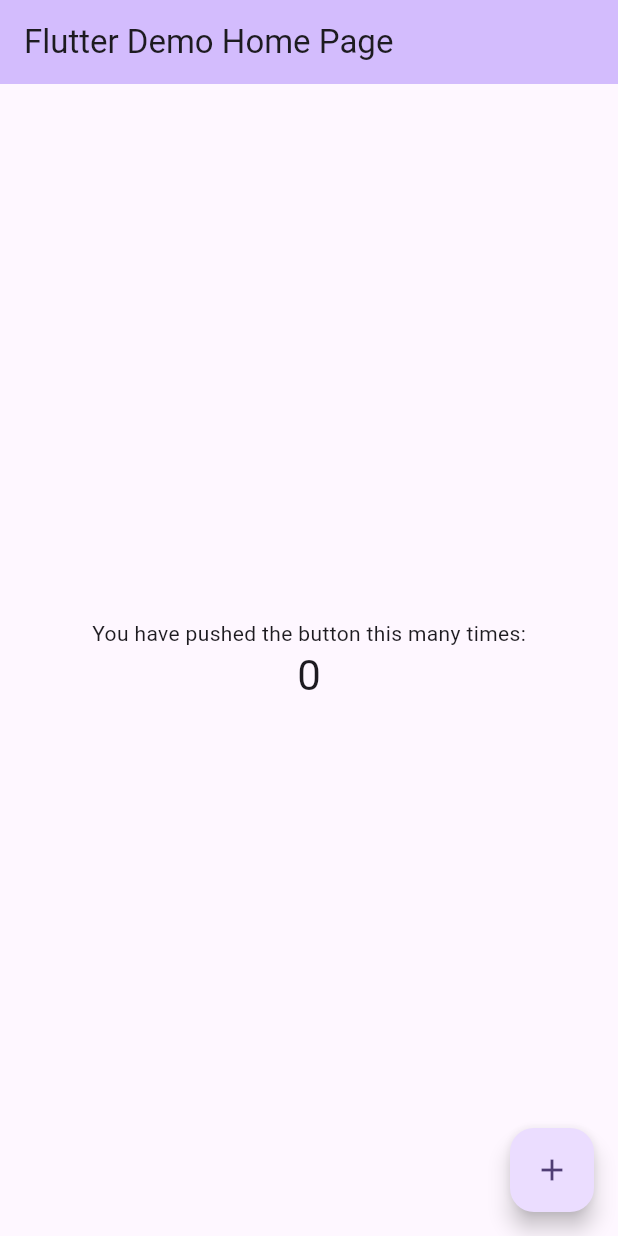
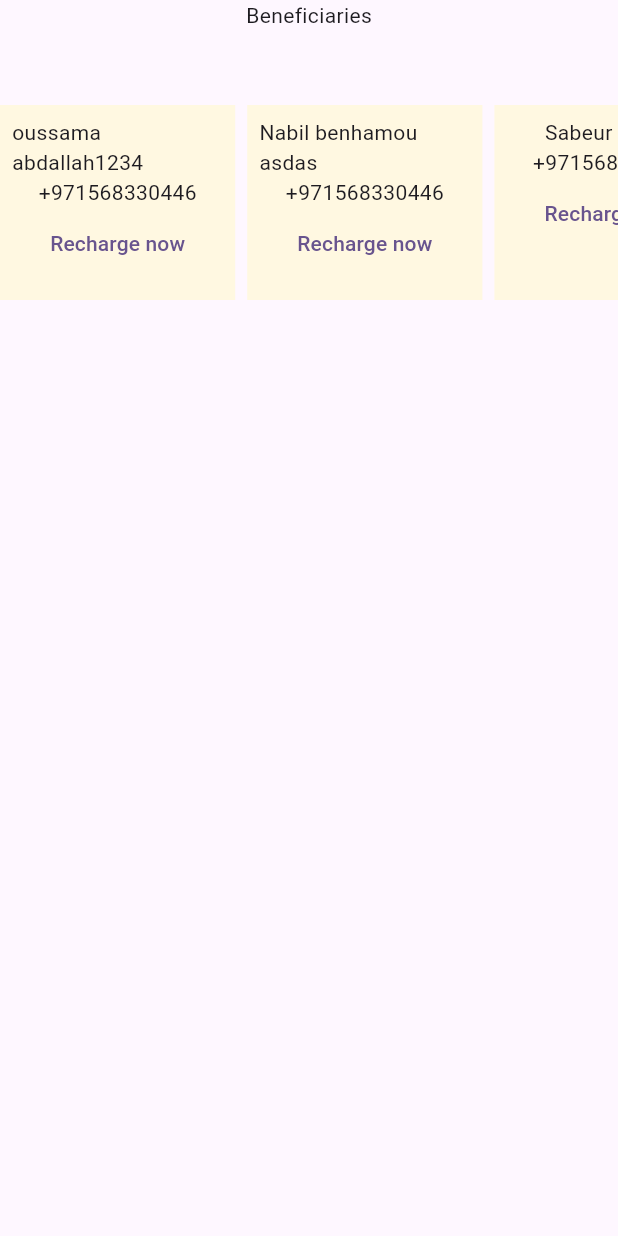
Before and after one commit to oussaki-dev/e5d-assesment, a Flutter app: the screen it shows after launch, on a phone screen of 412 x 824 dp. Run offline on Flutter 3.47's test engine with Material 3 defaults, Android fonts, the phone set to English and light mode, and no system bars; our stand-ins replace freezed_annotation, logger.

Commit message:
Added few libraries - add horizontal list to show beneficiaries

```diff
--- /dev/null
+++ b/lib/app/beneficiary/domain/model/beneficiary_model.dart
@@ -0,0 +1,18 @@
+import 'package:flutter/foundation.dart';
+import 'package:freezed_annotation/freezed_annotation.dart';
+
+part 'beneficiary_model.freezed.dart';
+part 'beneficiary_model.g.dart';
+
+@freezed
+class Beneficiary with _$Beneficiary {
+
+  const factory Beneficiary({
+    @JsonKey(name: 'id') required String id,
+    @JsonKey(name: 'nickname') required String nickname,
+    @JsonKey(name: 'phone_number') required String phoneNumber,
+  }) = _Beneficiary;
+
+  factory Beneficiary.fromJson(Map<String, Object?> json) =>
+      _$BeneficiaryFromJson(json);
+}
--- /dev/null
+++ b/lib/app/beneficiary/presentation/view/beneficiary_list.dart
@@ -0,0 +1,50 @@
+import 'package:e5d_assesment/app/beneficiary/domain/model/beneficiary_model.dart';
+import 'package:e5d_assesment/app/beneficiary/presentation/view/beneficiary_list_item.dart';
+import 'package:e5d_assesment/main.dart';
+import 'package:flutter/material.dart';
+
+class BeneficiaryListWidget extends StatelessWidget {
+  const BeneficiaryListWidget({
+    super.key,
+    required List<Beneficiary> beneficiaries,
+  }) : _beneficiaries = beneficiaries;
+
+  final List<Beneficiary> _beneficiaries;
+  final double spacingBetweenItems = 8.0;
+
+  @override
+  Widget build(BuildContext context) {
+    return LayoutBuilder(builder: (builder, constraint) {
+      ///
+      /// we can consider that there is always a 20% reserved for the last item visible
+      /// so the rest of the first visible elements  will try to render in the 80% dynamically
+      /// we can use LayoutBuilder as it helps providing the constraint even if the screen configuration
+      /// changes on runtime.
+      ///
+      final calculatedWidth =
+          ((constraint.maxWidth * 0.8) / 2) - spacingBetweenItems;
+      loggerNoStack.d("CalculatedWidth $calculatedWidth ");
+      return Container(
+          height: 130,
+          child: ListView.separated(
+            separatorBuilder: (context, index) {
+              return SizedBox(
+                width: spacingBetweenItems,
+              );
+            },
+            scrollDirection: Axis.horizontal,
+            itemCount: _beneficiaries.length,
+            itemBuilder: (context, index) {
+              return SizedBox(
+                width: calculatedWidth,
+                child: BeneficiaryListItemWidget(
+                    beneficiary: _beneficiaries[index],
+                    onPressed: () {
+                      print(_beneficiaries[index]);
+                    }),
+              );
+            },
+          ));
+    });
+  }
+}
--- /dev/null
+++ b/lib/app/beneficiary/presentation/view/beneficiary_list_item.dart
@@ -0,0 +1,37 @@
+import 'package:e5d_assesment/app/beneficiary/domain/model/beneficiary_model.dart';
+import 'package:flutter/material.dart';
+
+class BeneficiaryListItemWidget extends StatelessWidget {
+  const BeneficiaryListItemWidget({
+    super.key,
+    required Beneficiary beneficiary,
+    required VoidCallback? onPressed,
+  })  : _beneficiary = beneficiary,
+        _onPressed = onPressed;
+
+  final Beneficiary _beneficiary;
+  final VoidCallback? _onPressed;
+  @override
+  Widget build(BuildContext context) {
+    return Container(
+      color: Colors.amber[50],
+      key: ObjectKey("beneficiary${_beneficiary.id}"),
+      child: Padding(
+        padding: const EdgeInsets.all(8.0),
+        child: Column(
+          children: [
+            Text(
+              _beneficiary.nickname,
+              maxLines: 2,
+            ),
+            Text(_beneficiary.phoneNumber),
+            TextButton(
+              onPressed: _onPressed,
+              child: Text("Recharge now"),
+            )
+          ],
+        ),
+      ),
+    );
+  }
+}
--- a/lib/main.dart
+++ b/lib/main.dart
@@ -1,125 +1,74 @@
+import 'package:e5d_assesment/app/beneficiary/domain/model/beneficiary_model.dart';
+import 'package:e5d_assesment/app/beneficiary/presentation/view/beneficiary_list.dart';
+import 'package:e5d_assesment/app/beneficiary/presentation/view/beneficiary_list_item.dart';
 import 'package:flutter/material.dart';
+import 'package:logger/logger.dart';
+
+var logger = Logger(
+  printer: PrettyPrinter(),
+);
+
+ var  loggerNoStack = Logger(
+  printer: PrettyPrinter(methodCount: 0),
+);
+
 
 void main() {
-  runApp(const MyApp());
+  runApp(const E5DApp());
 }
 
-class MyApp extends StatelessWidget {
-  const MyApp({super.key});
+class E5DApp extends StatelessWidget {
+  const E5DApp({super.key});
 
   // This widget is the root of your application.
   @override
   Widget build(BuildContext context) {
     return MaterialApp(
-      title: 'Flutter Demo',
+      title: 'E5D',
       theme: ThemeData(
-        // This is the theme of your application.
-        //
-        // TRY THIS: Try running your application with "flutter run". You'll see
-        // the application has a purple toolbar. Then, without quitting the app,
-        // try changing the seedColor in the colorScheme below to Colors.green
-        // and then invoke "hot reload" (save your changes or press the "hot
-        // reload" button in a Flutter-supported IDE, or press "r" if you used
-        // the command line to start the app).
-        //
-        // Notice that the counter didn't reset back to zero; the application
-        // state is not lost during the reload. To reset the state, use hot
-        // restart instead.
-        //
-        // This works for code too, not just values: Most code changes can be
-        // tested with just a hot reload.
         colorScheme: ColorScheme.fromSeed(seedColor: Colors.deepPurple),
         useMaterial3: true,
       ),
-      home: const MyHomePage(title: 'Flutter Demo Home Page'),
-    );
-  }
-}
-
-class MyHomePage extends StatefulWidget {
-  const MyHomePage({super.key, required this.title});
-
-  // This widget is the home page of your application. It is stateful, meaning
-  // that it has a State object (defined below) that contains fields that affect
-  // how it looks.
-
-  // This class is the configuration for the state. It holds the values (in this
-  // case the title) provided by the parent (in this case the App widget) and
-  // used by the build method of the State. Fields in a Widget subclass are
-  // always marked "final".
-
-  final String title;
-
-  @override
-  State<MyHomePage> createState() => _MyHomePageState();
-}
-
-class _MyHomePageState extends State<MyHomePage> {
-  int _counter = 0;
-
-  void _incrementCounter() {
-    setState(() {
-      // This call to setState tells the Flutter framework that something has
-      // changed in this State, which causes it to rerun the build method below
-      // so that the display can reflect the updated values. If we changed
-      // _counter without calling setState(), then the build method would not be
-      // called again, and so nothing would appear to happen.
-      _counter++;
-    });
-  }
-
-  @override
-  Widget build(BuildContext context) {
-    // This method is rerun every time setState is called, for instance as done
-    // by the _incrementCounter method above.
-    //
-    // The Flutter framework has been optimized to make rerunning build methods
-    // fast, so that you can just rebuild anything that needs updating rather
-    // than having to individually change instances of widgets.
-    return Scaffold(
-      appBar: AppBar(
-        // TRY THIS: Try changing the color here to a specific color (to
-        // Colors.amber, perhaps?) and trigger a hot reload to see the AppBar
-        // change color while the other colors stay the same.
-        backgroundColor: Theme.of(context).colorScheme.inversePrimary,
-        // Here we take the value from the MyHomePage object that was created by
-        // the App.build method, and use it to set our appbar title.
-        title: Text(widget.title),
-      ),
-      body: Center(
-        // Center is a layout widget. It takes a single child and positions it
-        // in the middle of the parent.
-        child: Column(
-          // Column is also a layout widget. It takes a list of children and
-          // arranges them vertically. By default, it sizes itself to fit its
-          // children horizontally, and tries to be as tall as its parent.
-          //
-          // Column has various properties to control how it sizes itself and
-          // how it positions its children. Here we use mainAxisAlignment to
-          // center the children vertically; the main axis here is the vertical
-          // axis because Columns are vertical (the cross axis would be
-          // horizontal).
-          //
-          // TRY THIS: Invoke "debug painting" (choose the "Toggle Debug Paint"
-          // action in the IDE, or press "p" in the console), to see the
-          // wireframe for each widget.
-          mainAxisAlignment: MainAxisAlignment.center,
-          children: <Widget>[
-            const Text(
-              'You have pushed the button this many times:',
+      home: const Scaffold(
+        body: Column(
+          mainAxisSize: MainAxisSize.min,
+          children: [
+            Text("Beneficiaries"),
+            SizedBox(
+              height: 50,
             ),
-            Text(
-              '$_counter',
-              style: Theme.of(context).textTheme.headlineMedium,
+            BeneficiaryListWidget(
+              beneficiaries: [
+                Beneficiary(
+                  id: "1",
+                  nickname: "oussama abdallah1234",
+                  phoneNumber: "+971568330446",
+                ),
+                Beneficiary(
+                  id: "2",
+                  nickname: "Nabil benhamou asdas",
+                  phoneNumber: "+971568330446",
+                ),
+                Beneficiary(
+                  id: "3",
+                  nickname: "Sabeur Thabti",
+                  phoneNumber: "+971568330446",
+                ),
+                Beneficiary(
+                  id: "3",
+                  nickname: "Sabeur Thabti",
+                  phoneNumber: "+971568330446",
+                ),
+                Beneficiary(
+                  id: "3",
+                  nickname: "Sabeur Thabti",
+                  phoneNumber: "+971568330446",
+                ),
+              ],
             ),
           ],
         ),
       ),
-      floatingActionButton: FloatingActionButton(
-        onPressed: _incrementCounter,
-        tooltip: 'Increment',
-        child: const Icon(Icons.add),
-      ), // This trailing comma makes auto-formatting nicer for build methods.
     );
   }
 }
```
Also changed, not shown: pubspec.yaml (+17 -6 lines), lib/app/beneficiary/domain/model/beneficiary_model.freezed.dart (added), lib/app/beneficiary/domain/model/beneficiary_model.g.dart (added), pubspec.lock, 2 other files.
